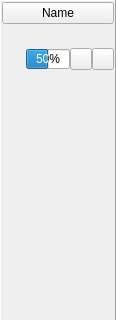
Qt form musecbox/gui/horizontal_track_widget.ui (Zen-Master-SoSo/musecbox) before a commit; both pictures show x 0 to 116 and y 0 to 320 of the 116 by 468 pixel window.
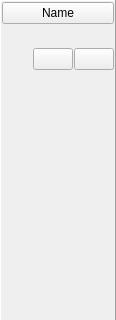
The same form after that commit.

Commit message: Eliminate volume control on track widgets; Remove CV indicator on shared plugins

Patch:
```diff
--- a/musecbox/gui/horizontal_track_widget.ui
+++ b/musecbox/gui/horizontal_track_widget.ui
@@ -16,11 +16,6 @@
     <height>16777215</height>
    </size>
   </property>
-  <property name="font">
-   <font>
-    <pointsize>9</pointsize>
-   </font>
-  </property>
   <property name="windowTitle">
    <string>Frame</string>
   </property>
@@ -112,13 +107,13 @@
    <item>
     <layout class="QHBoxLayout" name="horizontalLayout">
      <property name="spacing">
-      <number>0</number>
+      <number>1</number>
      </property>
      <property name="bottomMargin">
       <number>0</number>
      </property>
      <item>
-      <widget class="QFrame" name="frm_activity">
+      <widget class="QWidget" name="led_placeholder" native="true">
        <property name="minimumSize">
         <size>
          <width>22</width>
@@ -127,24 +122,17 @@
        </property>
       </widget>
      </item>
-     <item>
-      <widget class="QProgressBar" name="pb_volume_placeholder">
-       <property name="maximumSize">
-        <size>
-         <width>44</width>
-         <height>20</height>
-        </size>
-       </property>
-       <property name="value">
-        <number>50</number>
-       </property>
-      </widget>
-     </item>
      <item>
       <widget class="QPushButton" name="b_solo">
+       <property name="sizePolicy">
+        <sizepolicy hsizetype="Preferred" vsizetype="Fixed">
+         <horstretch>0</horstretch>
+         <verstretch>0</verstretch>
+        </sizepolicy>
+       </property>
        <property name="maximumSize">
         <size>
-         <width>22</width>
+         <width>16777215</width>
          <height>22</height>
         </size>
        </property>
@@ -161,9 +149,15 @@
      </item>
      <item>
       <widget class="QPushButton" name="b_mute">
+       <property name="sizePolicy">
+        <sizepolicy hsizetype="Preferred" vsizetype="Fixed">
+         <horstretch>0</horstretch>
+         <verstretch>0</verstretch>
+        </sizepolicy>
+       </property>
        <property name="maximumSize">
         <size>
-         <width>22</width>
+         <width>16777215</width>
          <height>22</height>
         </size>
        </property>
```
Left out of the diff: 8 changed lines with no effect on the pictures. The commit also changes 11 other files.
